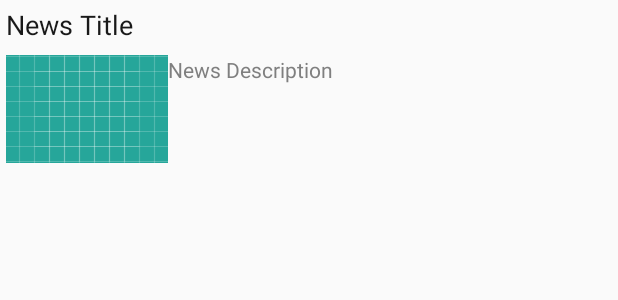
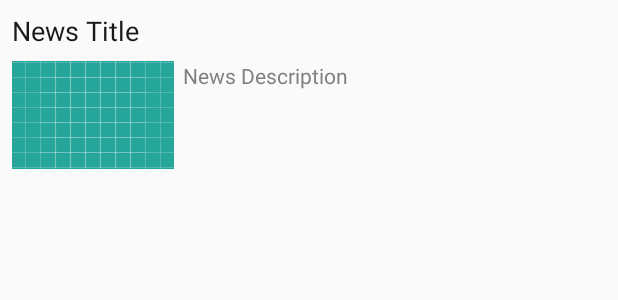
Before and after one commit to Rialreborn/Android_Basic-Networkin-News_App, an Android app: the layout news_item.xml on its own in the app's theme, with its tools: preview values and no code run, on a phone screen of 412 x 824 dp. Shown: the top 300 px of the screen. Run offline under Robolectric (Android 15) with nearby library versions, the phone set to English and light mode, and no system bars.

Commit message:
Improve List Item Layout

```diff
--- a/app/src/main/res/layout/news_item.xml
+++ b/app/src/main/res/layout/news_item.xml
@@ -2,6 +2,7 @@
 <RelativeLayout xmlns:android="http://schemas.android.com/apk/res/android"
     xmlns:tools="http://schemas.android.com/tools"
     android:layout_width="match_parent"
+    android:layout_margin="4dp"
     android:layout_height="match_parent">
 
     <TextView
@@ -22,9 +23,11 @@
         android:textColor="@color/colorNewsContent"
         android:ellipsize="end"
         android:layout_below="@id/title_news_item"
+        android:layout_marginBottom="8dp"
         android:id="@+id/content_news_item"
         android:drawableLeft="@drawable/ic_launcher_background"
         android:drawableStart="@drawable/ic_launcher_background"
+        android:drawablePadding="6dp"
 
         android:maxLines="4"
         tools:text="News Description" />
```
